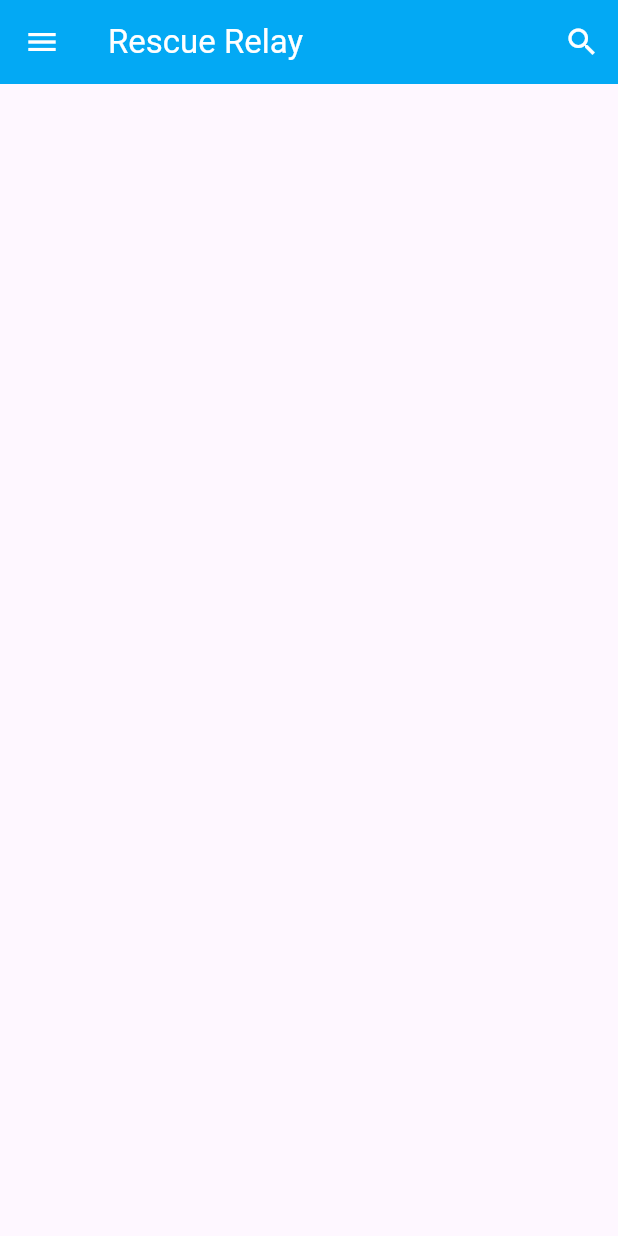
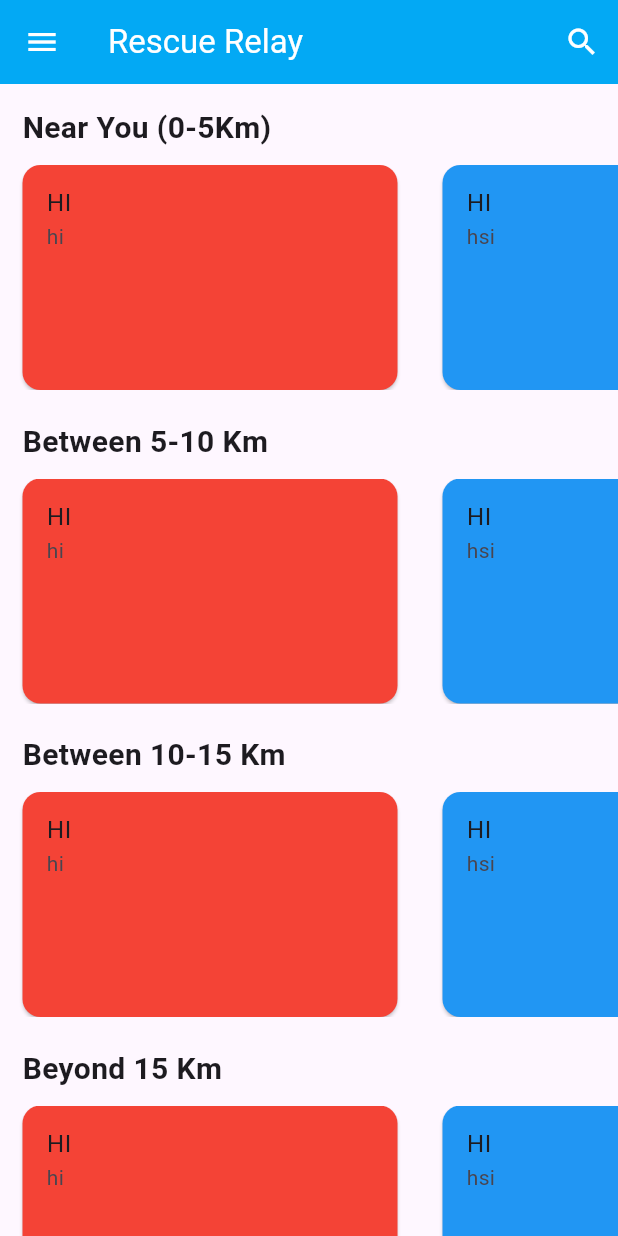
Before and after one commit to BIGBEASTISHANK/RescueRelay, a Flutter app: the screen it shows after launch, on a phone screen of 412 x 824 dp. Run offline on Flutter 3.47's test engine with Material 3 defaults, Android fonts, the light colour scheme and no system bars.

Commit message:
Added basic card layout and home layout selector

```diff
--- a/analysis_options.yaml
+++ b/analysis_options.yaml
@@ -1,28 +1,7 @@
-# This file configures the analyzer, which statically analyzes Dart code to
-# check for errors, warnings, and lints.
-#
-# The issues identified by the analyzer are surfaced in the UI of Dart-enabled
-# IDEs (https://dart.dev/tools#ides-and-editors). The analyzer can also be
-# invoked from the command line by running `flutter analyze`.
-
-# The following line activates a set of recommended lints for Flutter apps,
-# packages, and plugins designed to encourage good coding practices.
+analyzer:
+  errors:
+    camel_case_types: ignore
 include: package:flutter_lints/flutter.yaml
 
 linter:
-  # The lint rules applied to this project can be customized in the
-  # section below to disable rules from the `package:flutter_lints/flutter.yaml`
-  # included above or to enable additional rules. A list of all available lints
-  # and their documentation is published at https://dart.dev/lints.
-  #
-  # Instead of disabling a lint rule for the entire project in the
-  # section below, it can also be suppressed for a single line of code
-  # or a specific dart file by using the `// ignore: name_of_lint` and
-  # `// ignore_for_file: name_of_lint` syntax on the line or in the file
-  # producing the lint.
   rules:
-    # avoid_print: false  # Uncomment to disable the `avoid_print` rule
-    # prefer_single_quotes: true  # Uncomment to enable the `prefer_single_quotes` rule
-
-# Additional information about this file can be found at
-# https://dart.dev/guides/language/analysis-options
--- a/lib/components/Sidebar.dart
+++ b/lib/components/Common/Sidebar.dart
@@ -9,6 +9,7 @@ class SideBar extends StatelessWidget {
         child: ListView(
       padding: EdgeInsets.zero,
       children: <Widget>[
+        // Header Background
         const DrawerHeader(
             margin: EdgeInsets.zero,
             padding: EdgeInsets.only(left: 15),
@@ -18,6 +19,7 @@ class SideBar extends StatelessWidget {
                   image: AssetImage("assets/img/blurDisaster.jpg"),
                   fit: BoxFit.fill,
                 )),
+            // Title of the app
             child: Column(
               crossAxisAlignment: CrossAxisAlignment.start,
               children: [
--- /dev/null
+++ b/lib/components/VolunteerPanel/VolunteerHome.dart
@@ -0,0 +1,121 @@
+import 'package:flutter/material.dart';
+
+// Home Page
+class VolunteerHome extends StatelessWidget {
+  const VolunteerHome({super.key});
+
+  @override
+  Widget build(BuildContext context) {
+    return const SingleChildScrollView(
+      child: Column(
+        children: [
+          // Near you 0-5
+          VolunteerHomeLayout(
+            distanceTitle: "Near You (0-5Km)",
+          ),
+          SizedBox(height: 5, width: double.infinity), // Spacer
+
+          // Between 5-10
+          VolunteerHomeLayout(
+            distanceTitle: "Between 5-10 Km",
+          ),
+          SizedBox(height: 5, width: double.infinity), // Spacer
+
+          // Between 10-15
+          VolunteerHomeLayout(
+            distanceTitle: "Between 10-15 Km",
+          ),
+          SizedBox(height: 5, width: double.infinity), //Spacer
+
+          // Beyond 15km
+          VolunteerHomeLayout(
+            distanceTitle: "Beyond 15 Km",
+          ),
+
+          // Spacer
+          SizedBox(height: 20, width: double.infinity),
+        ],
+      ),
+    );
+  }
+}
+
+// layout
+class VolunteerHomeLayout extends StatelessWidget {
+  final String distanceTitle;
+
+  const VolunteerHomeLayout({
+    super.key,
+    required this.distanceTitle,
+  });
+
+  @override
+  Widget build(BuildContext context) {
+    return Column(
+      crossAxisAlignment: CrossAxisAlignment.start,
+      children: [
+        // Distance title
+        Padding(
+          padding: const EdgeInsets.only(left: 15, top: 15, bottom: 10),
+          child: Text(
+            distanceTitle,
+            style: const TextStyle(fontWeight: FontWeight.bold, fontSize: 20),
+          ),
+        ),
+
+        // Disaster card
+        const SingleChildScrollView(
+          scrollDirection: Axis.horizontal,
+          child: Row(
+            children: [
+              VHLCard(
+                cardColor: Colors.red,
+                disasterTitle: "HI",
+                disasterDescription: "hi",
+              ),
+              VHLCard(
+                cardColor: Colors.blue,
+                disasterTitle: "HI",
+                disasterDescription: "hsi",
+              ),
+            ],
+          ),
+        )
+      ],
+    );
+  }
+}
+
+// Card
+class VHLCard extends StatelessWidget {
+  final Color cardColor;
+  final String disasterTitle;
+  final String disasterDescription;
+
+  const VHLCard({
+    super.key,
+    required this.cardColor,
+    required this.disasterTitle,
+    required this.disasterDescription,
+  });
+
+  @override
+  Widget build(BuildContext context) {
+    return Card(
+        margin: const EdgeInsets.only(left: 15, right: 15),
+        color: cardColor,
+        child: SizedBox(
+          height: 150,
+          width: 250,
+          child: Column(
+            mainAxisSize: MainAxisSize.min,
+            children: [
+              ListTile(
+                title: Text(disasterTitle),
+                subtitle: Text(disasterDescription),
+              )
+            ],
+          ),
+        ));
+  }
+}
--- /dev/null
+++ b/lib/data/data.dart
@@ -0,0 +1,7 @@
+// Total Account types
+enum accountTypes {
+  volunteer,
+  hosts
+}
+
+accountTypes currentAccountType = accountTypes.volunteer;
--- a/lib/main.dart
+++ b/lib/main.dart
@@ -1,5 +1,7 @@
 import 'package:flutter/material.dart';
-import 'package:rescuerelay/components/Sidebar.dart';
+import 'package:rescuerelay/components/VolunteerPanel/VolunteerHome.dart';
+import 'package:rescuerelay/data/data.dart';
+import 'package:rescuerelay/components/Common/Sidebar.dart';
 
 void main() => runApp(const MyApp());
 
@@ -8,6 +10,11 @@
 
   @override
   Widget build(BuildContext context) {
+
+  // Variables
+  accountTypes accountType = accountTypes.volunteer;
+
+    // Main part
     return MaterialApp(
         home: Scaffold(
       // Appbar
@@ -37,6 +44,7 @@
 
       // Drawer
       drawer: const SideBar(),
+      body: accountType == accountTypes.hosts ? const Placeholder() : const VolunteerHome(),
     ));
   }
 }
```
Also changed, not shown: 2 other files.
